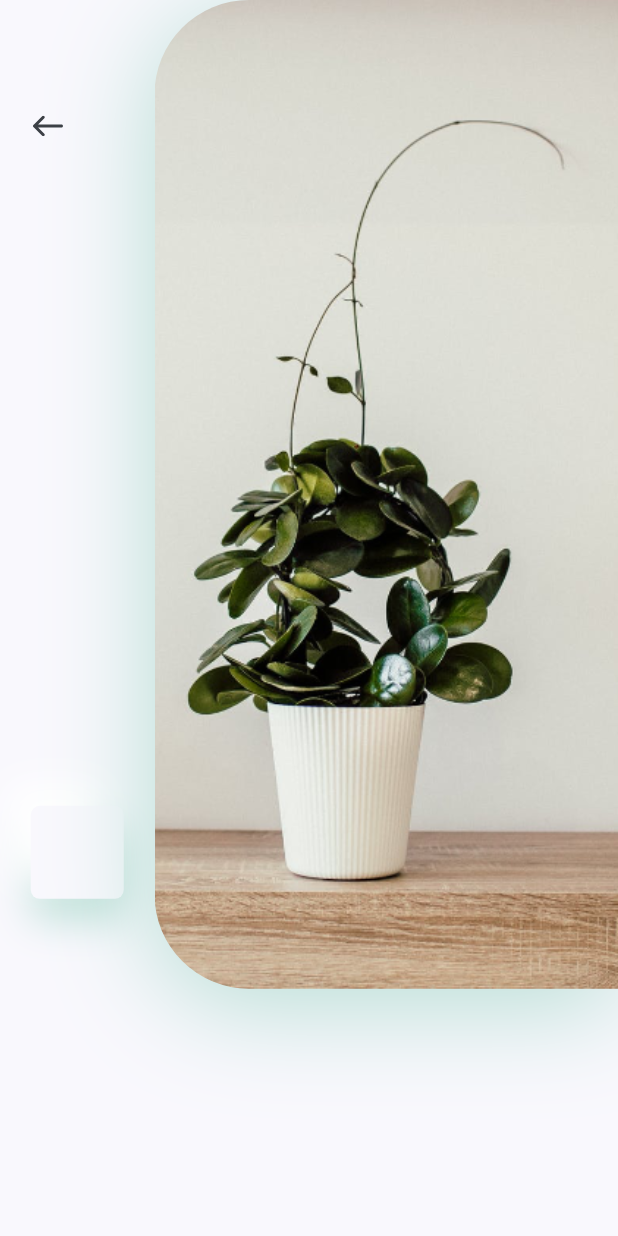
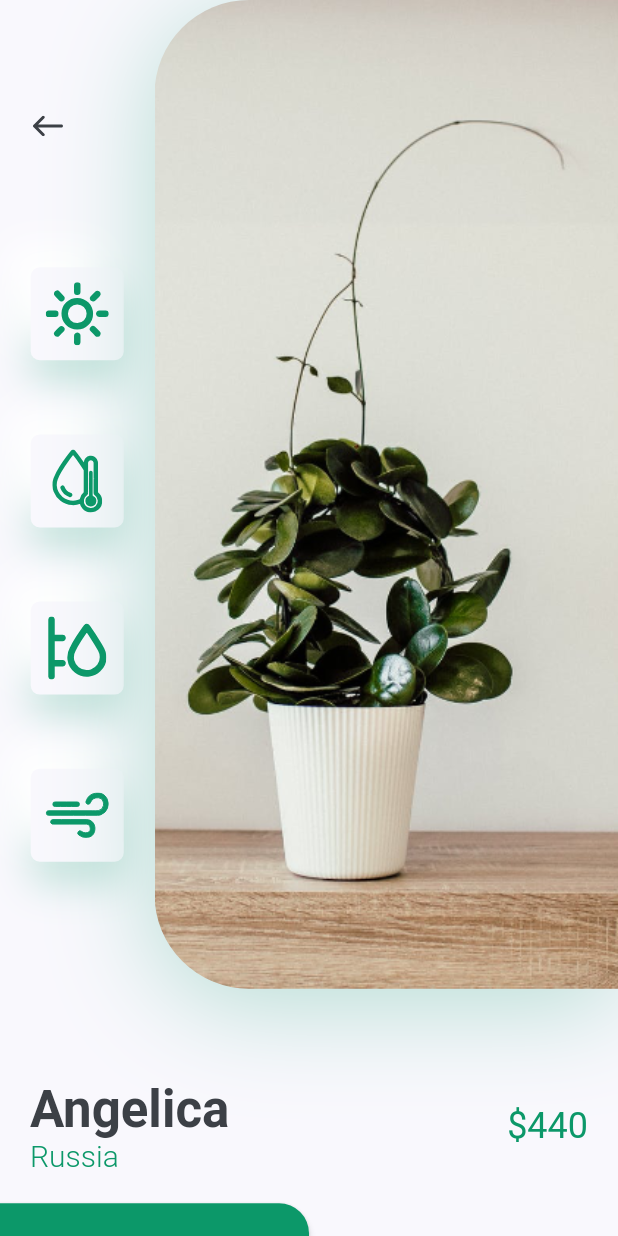
Before and after one commit to MatheusAngelicio/Plant_App, a Flutter app: the DetailScreen screen opened directly, on a phone screen of 412 x 824 dp. Run offline on Flutter 3.47's test engine with Material 2 defaults, Android fonts, the phone set to English and light mode, and no system bars; our stand-ins replace flutter_svg.

Commit message:
finalizar tela de detalhes

```diff
--- a/lib/screens/details/components/body.dart
+++ b/lib/screens/details/components/body.dart
@@ -1,6 +1,10 @@
 import 'package:flutter/material.dart';
 import 'package:flutter_svg/svg.dart';
 import 'package:plant_app/constants.dart';
+import 'package:plant_app/screens/details/components/title_and_price.dart';
+
+import 'icon_card.dart';
+import 'image_and_icons.dart';
 
 class Body extends StatelessWidget {
   const Body({super.key});
@@ -8,79 +12,59 @@ class Body extends StatelessWidget {
   @override
   Widget build(BuildContext context) {
     var size = MediaQuery.of(context).size;
-    return Column(
-      children: [
-        SizedBox(
-          height: size.height * 0.8,
-          child: Row(
+    return SingleChildScrollView(
+      child: Column(
+        children: [
+          ImageAndIcons(size: size),
+          TitleAndPrice(
+            title: "Angelica",
+            country: "Russia",
+            price: 440,
+          ),
+          SizedBox(
+            height: kDefaultPadding,
+          ),
+          Row(
             children: [
-              Expanded(
-                child: Padding(
-                  padding: const EdgeInsets.symmetric(
-                    vertical: kDefaultPadding * 3,
+              SizedBox(
+                width: size.width / 2,
+                height: 84,
+                child: ElevatedButton(
+                  style: ElevatedButton.styleFrom(
+                    backgroundColor: kPrimaryColor,
+                    shape: RoundedRectangleBorder(
+                      borderRadius: BorderRadius.only(
+                        topRight: Radius.circular(20),
+                      ),
+                    ),
                   ),
-                  child: Column(
-                    children: [
-                      Align(
-                        alignment: Alignment.topLeft,
-                        child: IconButton(
-                          padding:
-                              EdgeInsets.symmetric(horizontal: kDefaultPadding),
-                          onPressed: () {
-                            Navigator.pop(context);
-                          },
-                          icon: SvgPicture.asset("assets/icons/back_arrow.svg"),
-                        ),
-                      ),
-                      Spacer(),
-                      Container(
-                        height: 62,
-                        width: 62,
-                        decoration: BoxDecoration(
-                          color: kBackgroundColor,
-                          borderRadius: BorderRadius.circular(6),
-                          boxShadow: [
-                            BoxShadow(
-                              offset: Offset(0, 15),
-                              blurRadius: 22,
-                              color: kPrimaryColor.withOpacity(0.22),
-                            ),
-                            BoxShadow(
-                                offset: Offset(-15, -15),
-                                blurRadius: 20,
-                                color: Colors.white),
-                          ],
-                        ),
-                      )
-                    ],
+                  onPressed: () {},
+                  child: Text(
+                    "Buy Now",
+                    style: TextStyle(
+                      color: Colors.white,
+                      fontSize: 16,
+                    ),
                   ),
                 ),
               ),
-              Container(
-                height: size.height * 0.8,
-                width: size.width * 0.75,
-                decoration: BoxDecoration(
-                  borderRadius: BorderRadius.only(
-                    topLeft: Radius.circular(63),
-                    bottomLeft: Radius.circular(63),
-                  ),
-                  boxShadow: [
-                    BoxShadow(
-                        offset: Offset(0, 10),
-                        blurRadius: 60,
-                        color: kPrimaryColor.withOpacity(0.29)),
-                  ],
-                  image: DecorationImage(
-                    alignment: Alignment.centerLeft,
-                    fit: BoxFit.cover,
-                    image: AssetImage("assets/images/img.png"),
+              Expanded(
+                child: ElevatedButton(
+                  style:
+                      ElevatedButton.styleFrom(backgroundColor: Colors.white),
+                  onPressed: () {},
+                  child: Text(
+                    "Description",
+                    style: TextStyle(
+                      color: Colors.black,
+                    ),
                   ),
                 ),
               ),
             ],
           ),
-        )
-      ],
+        ],
+      ),
     );
   }
 }
--- /dev/null
+++ b/lib/screens/details/components/icon_card.dart
@@ -0,0 +1,41 @@
+import 'package:flutter/material.dart';
+import 'package:flutter_svg/svg.dart';
+
+import '../../../constants.dart';
+
+class IconCard extends StatelessWidget {
+  const IconCard({
+    super.key,
+    required this.icon,
+  });
+
+  final String icon;
+
+  @override
+  Widget build(BuildContext context) {
+    var size = MediaQuery.of(context).size;
+    return Container(
+      margin: EdgeInsets.symmetric(vertical: size.height * 0.03),
+      padding: EdgeInsets.all(kDefaultPadding / 2),
+      height: 62,
+      width: 62,
+      decoration: BoxDecoration(
+        color: kBackgroundColor,
+        borderRadius: BorderRadius.circular(6),
+        boxShadow: [
+          BoxShadow(
+            offset: Offset(0, 15),
+            blurRadius: 22,
+            color: kPrimaryColor.withOpacity(0.22),
+          ),
+          BoxShadow(
+            offset: Offset(-15, -15),
+            blurRadius: 20,
+            color: Colors.white,
+          ),
+        ],
+      ),
+      child: SvgPicture.asset(icon),
+    );
+  }
+}
--- /dev/null
+++ b/lib/screens/details/components/image_and_icons.dart
@@ -0,0 +1,76 @@
+import 'package:flutter/material.dart';
+import 'package:flutter_svg/svg.dart';
+
+import '../../../constants.dart';
+import 'icon_card.dart';
+
+class ImageAndIcons extends StatelessWidget {
+  const ImageAndIcons({
+    super.key,
+    required this.size,
+  });
+
+  final Size size;
+
+  @override
+  Widget build(BuildContext context) {
+    return Padding(
+      padding: const EdgeInsets.only(bottom: kDefaultPadding * 3),
+      child: SizedBox(
+        height: size.height * 0.8,
+        child: Row(
+          children: [
+            Expanded(
+              child: Padding(
+                padding: const EdgeInsets.symmetric(
+                  vertical: kDefaultPadding * 3,
+                ),
+                child: Column(
+                  children: [
+                    Align(
+                      alignment: Alignment.topLeft,
+                      child: IconButton(
+                        padding:
+                            EdgeInsets.symmetric(horizontal: kDefaultPadding),
+                        onPressed: () {
+                          Navigator.pop(context);
+                        },
+                        icon: SvgPicture.asset("assets/icons/back_arrow.svg"),
+                      ),
+                    ),
+                    Spacer(),
+                    IconCard(icon: "assets/icons/sun.svg"),
+                    IconCard(icon: "assets/icons/icon_2.svg"),
+                    IconCard(icon: "assets/icons/icon_3.svg"),
+                    IconCard(icon: "assets/icons/icon_4.svg")
+                  ],
+                ),
+              ),
+            ),
+            Container(
+              height: size.height * 0.8,
+              width: size.width * 0.75,
+              decoration: BoxDecoration(
+                borderRadius: BorderRadius.only(
+                  topLeft: Radius.circular(63),
+                  bottomLeft: Radius.circular(63),
+                ),
+                boxShadow: [
+                  BoxShadow(
+                      offset: Offset(0, 10),
+                      blurRadius: 60,
+                      color: kPrimaryColor.withOpacity(0.29)),
+                ],
+                image: DecorationImage(
+                  alignment: Alignment.centerLeft,
+                  fit: BoxFit.cover,
+                  image: AssetImage("assets/images/img.png"),
+                ),
+              ),
+            ),
+          ],
+        ),
+      ),
+    );
+  }
+}
--- /dev/null
+++ b/lib/screens/details/components/title_and_price.dart
@@ -0,0 +1,55 @@
+import 'package:flutter/material.dart';
+
+import '../../../constants.dart';
+
+class TitleAndPrice extends StatelessWidget {
+  const TitleAndPrice({
+    super.key,
+    required this.title,
+    required this.country,
+    required this.price,
+  });
+
+  final String title, country;
+  final int price;
+
+  @override
+  Widget build(BuildContext context) {
+    return Padding(
+      padding: const EdgeInsets.symmetric(horizontal: kDefaultPadding),
+      child: Row(
+        children: [
+          RichText(
+            text: TextSpan(
+              children: [
+                TextSpan(
+                  text: "$title\n",
+                  style: Theme.of(context).textTheme.headlineMedium?.copyWith(
+                        color: kTextColor,
+                        fontWeight: FontWeight.bold,
+                      ),
+                ),
+                TextSpan(
+                  text: country,
+                  style: TextStyle(
+                    fontSize: 20,
+                    color: kPrimaryColor,
+                    fontWeight: FontWeight.w300,
+                  ),
+                ),
+              ],
+            ),
+          ),
+          Spacer(),
+          Text(
+            "\$$price",
+            style: Theme.of(context)
+                .textTheme
+                .headlineSmall
+                ?.copyWith(color: kPrimaryColor),
+          )
+        ],
+      ),
+    );
+  }
+}
```
